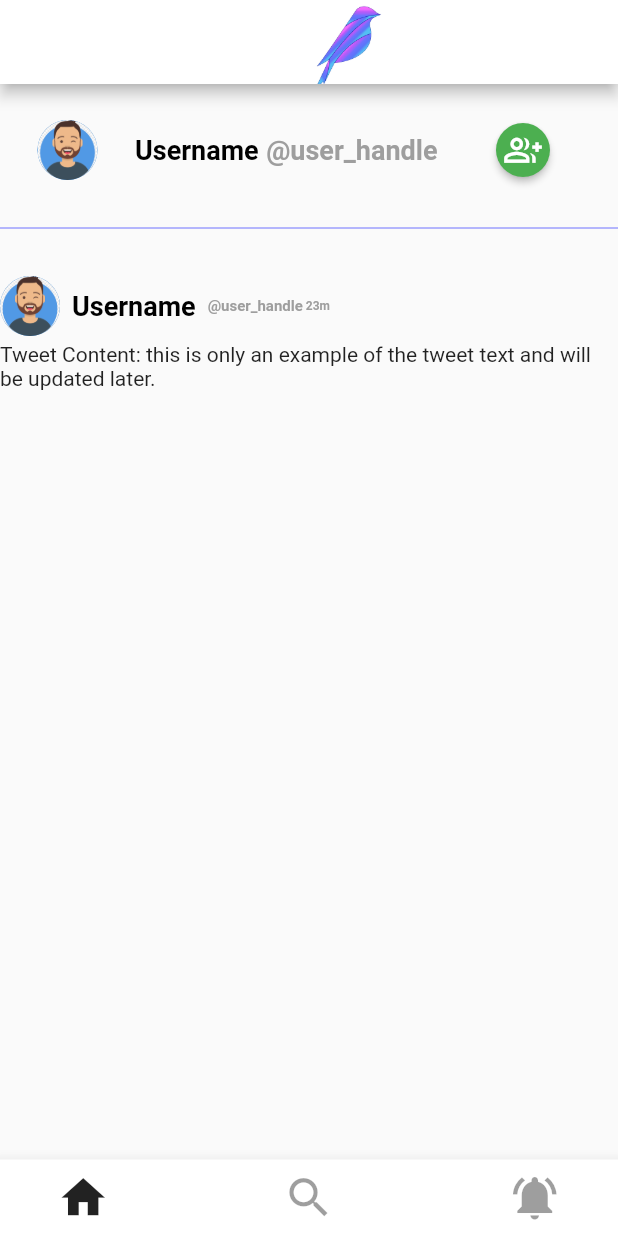
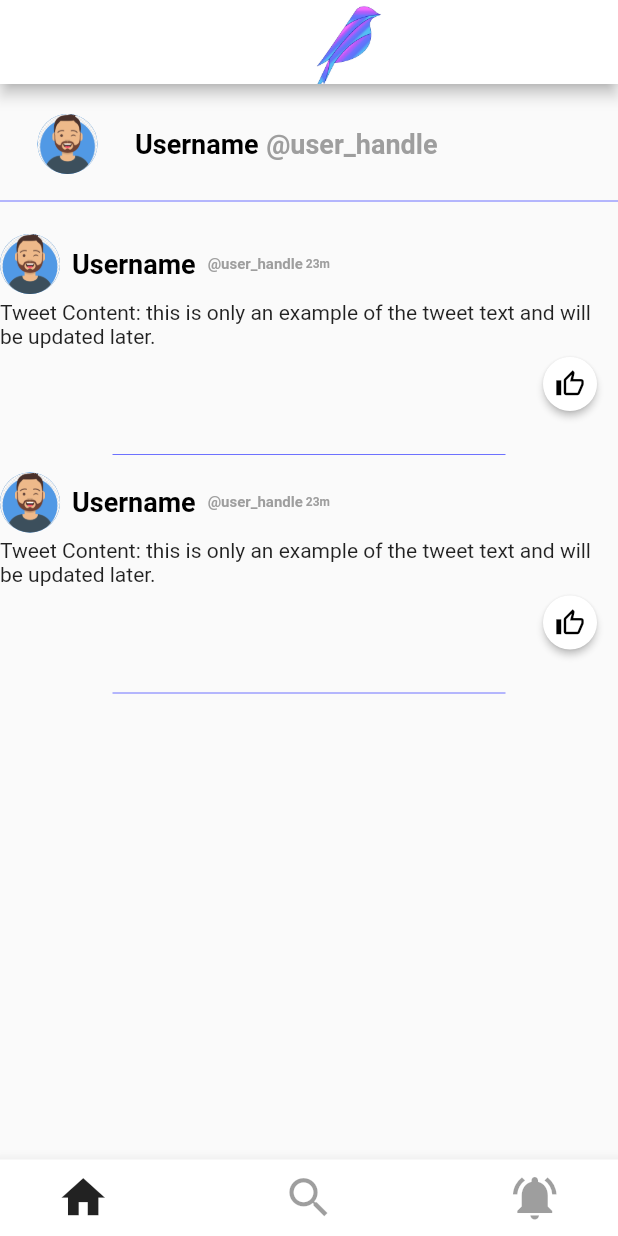
Before and after one commit to MohamedHAmin/Software-Project-S22, a Flutter app: the ProfilePage screen opened directly, on a phone screen of 412 x 824 dp. Run offline on Flutter 3.47's test engine with Material 2 defaults, Android fonts, the phone set to English and light mode, and no system bars.

Commit message:
Added Tweet Liking

```diff
--- a/lib/profile_page.dart
+++ b/lib/profile_page.dart
@@ -10,8 +10,89 @@ class ProfilePage extends StatefulWidget {
   State<ProfilePage> createState() => _ProfilePageState();
 }
 
+class _tweet extends StatefulWidget {
+  const _tweet({Key? key}) : super(key: key);
+
+  @override
+  State<_tweet> createState() => _tweetState();
+}
+
+class _tweetState extends State<_tweet> {
+  bool liked = false;
+  @override
+  Widget build(BuildContext context) {
+    return Column(
+      children: [
+        Row(children: <Widget>[
+          CircleAvatar(
+            backgroundImage: const AssetImage('assets/user_avatar.png'),
+          ),
+          TextButton(
+              onPressed: null, //Action to be added later
+              child: Row(children: [
+                Text('Username',
+                    style: TextStyle(
+                        color: Colors.black,
+                        fontWeight: FontWeight.bold,
+                        fontSize: 18))
+              ])),
+          Text('@user_handle',
+              style: TextStyle(
+                  fontSize: 10,
+                  fontWeight: FontWeight.bold,
+                  color: Color(0xff9e9e9e))),
+          Text(
+            ' 23m',
+            style: TextStyle(
+                fontWeight: FontWeight.bold,
+                fontSize: 8,
+                color: Color(0xff9e9e9e)),
+          )
+        ]),
+        Text(
+            'Tweet Content: this is only an example of the tweet text and will be updated later.'),
+        Align(
+            alignment: Alignment.centerRight,
+            child: ElevatedButton(
+              onPressed: () {
+                setState(() {
+                  liked = !liked;
+                });
+              },
+              style: ElevatedButton.styleFrom(
+                shape: CircleBorder(),
+                primary: Colors.white,
+                fixedSize: Size(15, 15),
+              ),
+              child: Stack(
+                children: [
+                  Icon(
+                    Icons.thumb_up,
+                    color: liked ? Colors.green : Colors.white,
+                    size: 20,
+                  ),
+                  Icon(
+                    Icons.thumb_up_outlined,
+                    size: 20,
+                    color: Colors.black,
+                  ),
+                ],
+              ),
+            )),
+        SizedBox(
+          height: 15,
+        ),
+        Padding(
+            padding: EdgeInsets.symmetric(horizontal: 75),
+            child: Divider(
+              color: Color(0xff6d71ff),
+            )),
+      ],
+    );
+  }
+}
+
 class _ProfilePageState extends State<ProfilePage> {
-  bool followed = false;
   @override
   Widget build(BuildContext context) {
     return Scaffold(
@@ -58,70 +139,26 @@ class _ProfilePageState extends State<ProfilePage> {
                       fontWeight: FontWeight.bold,
                       color: Color(0xff9e9e9e))),
               SizedBox(
-                width: 25,
+                width: 40,
               ),
-              ElevatedButton(
-                onPressed: () {
-                  setState(() {
-                    followed = !followed;
-                  });
-                },
-                style: ElevatedButton.styleFrom(
-                    shape: CircleBorder(),
-                    primary: followed ? Colors.red : Colors.green),
-                child: Icon(
-                  followed
-                      ? Icons.group_remove_outlined
-                      : Icons.group_add_outlined,
-                  color: Colors.white,
-                  size: 25.0,
-                ),
-              )
             ],
           ),
           SizedBox(
-            height: 20,
+            height: 10,
           ),
           Divider(
             color: Color(0xff6d71ff),
           ),
           SizedBox(
-            height: 20,
+            height: 10,
           ),
           Container(
             child: Column(
                 mainAxisAlignment: MainAxisAlignment.start,
                 crossAxisAlignment: CrossAxisAlignment.start,
                 children: <Widget>[
-                  Row(children: <Widget>[
-                    CircleAvatar(
-                      backgroundImage:
-                          const AssetImage('assets/user_avatar.png'),
-                    ),
-                    TextButton(
-                        onPressed: null, //Action to be added later
-                        child: Row(children: [
-                          Text('Username',
-                              style: TextStyle(
-                                  color: Colors.black,
-                                  fontWeight: FontWeight.bold,
-                                  fontSize: 18))
-                        ])),
-                    Text('@user_handle',
-                        style: TextStyle(
-                            fontSize: 10,
-                            fontWeight: FontWeight.bold,
-                            color: Color(0xff9e9e9e))),
-                    Text(
-                      ' 23m',
-                      style: TextStyle(
-                          fontWeight: FontWeight.bold,
-                          fontSize: 8,
-                          color: Color(0xff9e9e9e)),
-                    )
-                  ]),
-                  Text(
-                      'Tweet Content: this is only an example of the tweet text and will be updated later.')
+                  _tweet(),
+                  _tweet(),
                 ]),
 
             // this container is for tweets
```
Also changed, not shown: lib/home_page.dart (+13 -2 lines), lib/profile_page_2.dart (+220 -0 lines), 1 other file.
